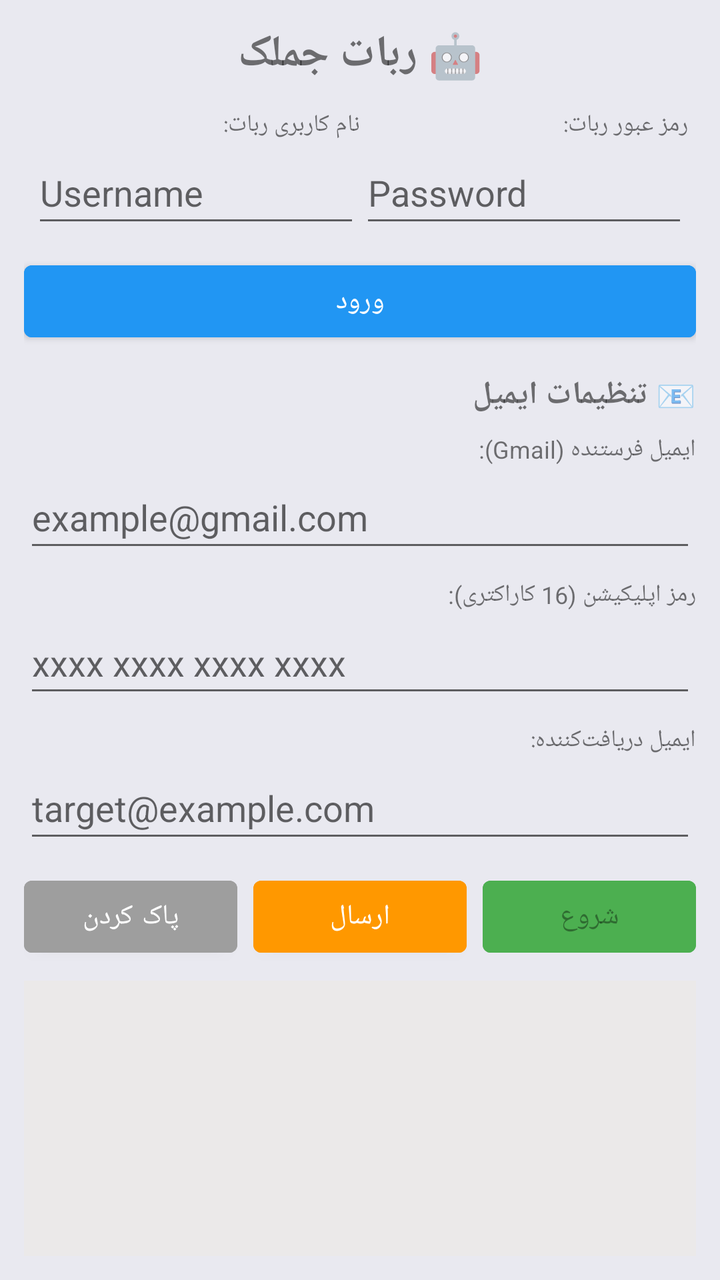
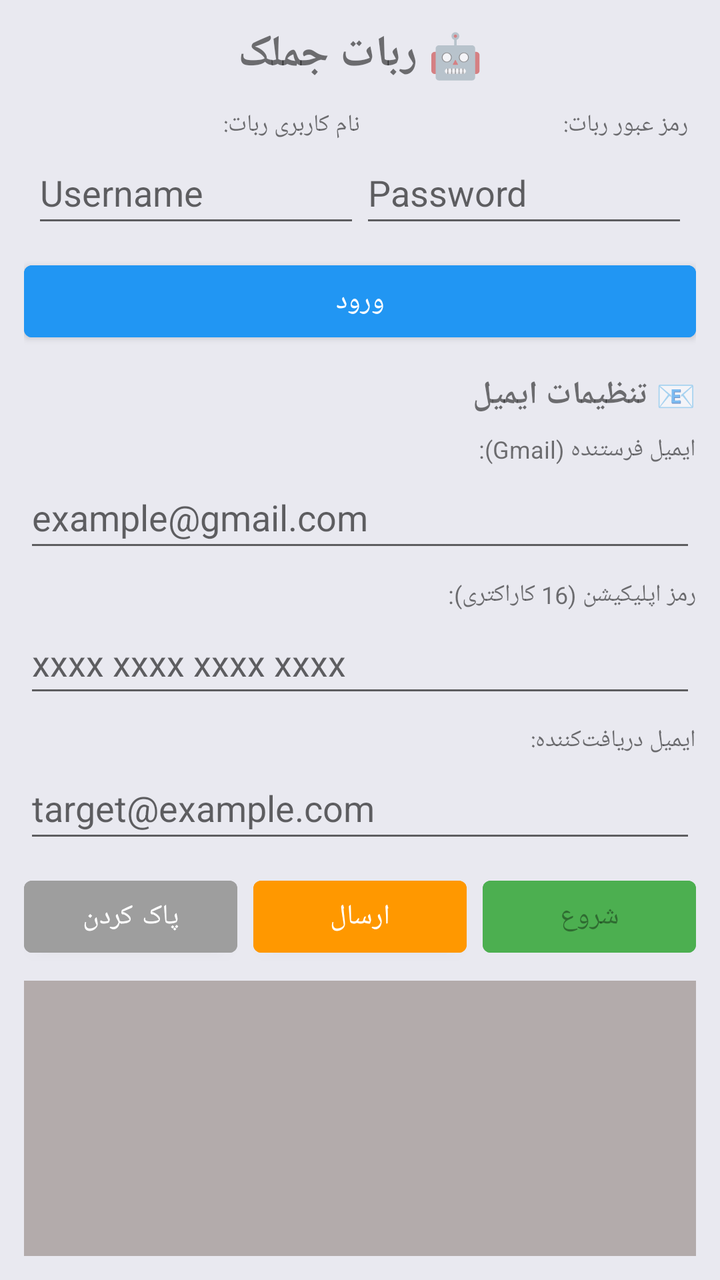

Screens rendered from an Android XML layout before and after an edit, with the pre-edit source and the edit as a unified diff.
<!-- AndroidManifest.xml: application theme Theme.Amirza -->
<!-- res/layout/activity_bot.xml -->
<?xml version="1.0" encoding="utf-8"?>
<LinearLayout xmlns:android="http://schemas.android.com/apk/res/android"
    android:layout_width="match_parent"
    android:layout_height="match_parent"
    android:background="#E9E9F0"
    android:gravity="start"
    android:layoutDirection="rtl"
    android:orientation="vertical"
    android:padding="12dp">

    <TextView
        android:layout_width="match_parent"
        android:layout_height="wrap_content"
        android:gravity="center"
        android:paddingBottom="12dp"
        android:text="🤖 ربات جملک"
        android:textSize="22sp"
        android:textStyle="bold" />

    
    <LinearLayout
        android:layout_width="match_parent"
        android:layout_height="wrap_content"
        android:orientation="horizontal"
        android:paddingBottom="8dp">



        <LinearLayout
            android:layout_width="0dp"
            android:layout_height="wrap_content"
            android:layout_marginStart="4dp"
            android:layout_weight="1"
            android:orientation="vertical">

            <TextView
                android:layout_width="wrap_content"
                android:layout_height="wrap_content"
                android:layout_gravity="start"
                android:text="رمز عبور ربات:"
                android:textSize="12sp" />

            <EditText
                android:id="@+id/etPassword"
                android:layout_width="match_parent"
                android:layout_height="wrap_content"
                android:hint="Password"
                android:inputType="textPassword"
                android:minHeight="48dp" />
        </LinearLayout>

        <LinearLayout
            android:layout_width="0dp"
            android:layout_height="wrap_content"
            android:layout_marginEnd="4dp"
            android:layout_weight="1"
            android:orientation="vertical">

            <TextView
                android:layout_width="wrap_content"
                android:layout_height="wrap_content"
                android:layout_gravity="start"
                android:text="نام کاربری ربات:"
                android:textSize="12sp" />

            <EditText
                android:id="@+id/etUsername"
                android:layout_width="match_parent"
                android:layout_height="wrap_content"
                android:hint="Username"
                android:inputType="text"
                android:minHeight="48dp" />
        </LinearLayout>

    </LinearLayout>

    <Button
        android:id="@+id/btnLogin"
        android:layout_width="match_parent"
        android:layout_height="wrap_content"
        android:backgroundTint="#2196F3"
        android:minHeight="48dp"
        android:text="ورود" />

    
    <LinearLayout
        android:layout_width="match_parent"
        android:layout_height="wrap_content"
        android:orientation="vertical"
        android:paddingTop="12dp"
        android:paddingBottom="8dp">

        <TextView
            android:layout_width="match_parent"
            android:layout_height="wrap_content"
            android:gravity="start"
            android:paddingBottom="8dp"
            android:text="📧 تنظیمات ایمیل"
            android:textSize="16sp"
            android:textStyle="bold" />

        <TextView
            android:layout_width="wrap_content"
            android:layout_height="wrap_content"
            android:layout_gravity="start"
            android:text="ایمیل فرستنده (Gmail):"
            android:textSize="12sp" />

        <EditText
            android:id="@+id/etEmailUser"
            android:layout_width="match_parent"
            android:layout_height="wrap_content"
            android:hint="example@gmail.com"
            android:inputType="textEmailAddress"
            android:minHeight="48dp" />

        <TextView
            android:layout_width="wrap_content"
            android:layout_height="wrap_content"
            android:layout_gravity="start"
            android:layout_marginTop="8dp"
            android:text="رمز اپلیکیشن (16 کاراکتری):"
            android:textSize="12sp" />

        <EditText
            android:id="@+id/etEmailPass"
            android:layout_width="match_parent"
            android:layout_height="wrap_content"
            android:hint="xxxx xxxx xxxx xxxx"
            android:inputType="textPassword"
            android:minHeight="48dp" />

        <TextView
            android:layout_width="wrap_content"
            android:layout_height="wrap_content"
            android:layout_gravity="start"
            android:layout_marginTop="8dp"
            android:text="ایمیل دریافت‌کننده:"
            android:textSize="12sp" />

        <EditText
            android:id="@+id/etEmailTo"
            android:layout_width="match_parent"
            android:layout_height="wrap_content"
            android:hint="target@example.com"
            android:inputType="textEmailAddress"
            android:minHeight="48dp" />
    </LinearLayout>

    
    <LinearLayout
        android:layout_width="match_parent"
        android:layout_height="wrap_content"
        android:orientation="horizontal"
        android:paddingBottom="8dp">

        <Button
            android:id="@+id/btnStart"
            android:layout_width="0dp"
            android:layout_height="wrap_content"
            android:layout_marginEnd="4dp"
            android:layout_weight="1"
            android:backgroundTint="#4CAF50"
            android:enabled="false"
            android:minHeight="48dp"
            android:text="شروع" />

        <Button
            android:id="@+id/btnSendEmail"
            android:layout_width="0dp"
            android:layout_height="wrap_content"
            android:layout_marginStart="4dp"
            android:layout_marginEnd="4dp"
            android:layout_weight="1"
            android:backgroundTint="#FF9800"
            android:minHeight="48dp"
            android:text="ارسال" />

        <Button
            android:id="@+id/btnClear"
            android:layout_width="0dp"
            android:layout_height="wrap_content"
            android:layout_marginStart="4dp"
            android:layout_weight="1"
            android:backgroundTint="#9E9E9E"
            android:minHeight="48dp"
            android:text="پاک کردن" />
    </LinearLayout>

    <androidx.recyclerview.widget.RecyclerView
        android:id="@+id/recyclerLogs"
        android:layout_width="match_parent"
        android:layout_height="0dp"
        android:layout_weight="1"
        android:background="#EBE9E9"
        android:padding="8dp" />
</LinearLayout>
<!-- resources referenced by this layout -->
<resources>
  <style name="Theme.Amirza" parent="Theme.MaterialComponents.DayNight.NoActionBar">
          
          <item name="colorPrimary">@color/purple_500</item>
          <item name="colorPrimaryVariant">@color/purple_700</item>
          <item name="colorOnPrimary">@color/white</item>
          
          <item name="colorSecondary">@color/teal_200</item>
          <item name="colorSecondaryVariant">@color/teal_700</item>
          <item name="colorOnSecondary">@color/black</item>
          
          <item name="android:statusBarColor" tools:targetApi="l">?attr/colorPrimaryVariant</item>
          
      </style>
  <color name="purple_500">#82b1ff</color>
  <color name="purple_700">#82b1ff</color>
  <color name="white">#FFFFFFFF</color>
  <color name="teal_200">#82b1ff</color>
  <color name="teal_700">#00bfa5</color>
  <color name="black">#FF000000</color>
</resources>

<!-- the commit's change to res/layout/activity_bot.xml (unified diff, before → after) -->
@@ -192,6 +192,6 @@
         android:layout_width="match_parent"
         android:layout_height="0dp"
         android:layout_weight="1"
-        android:background="#EBE9E9"
+        android:background="#B3ABAB"
         android:padding="8dp" />
 </LinearLayout>
